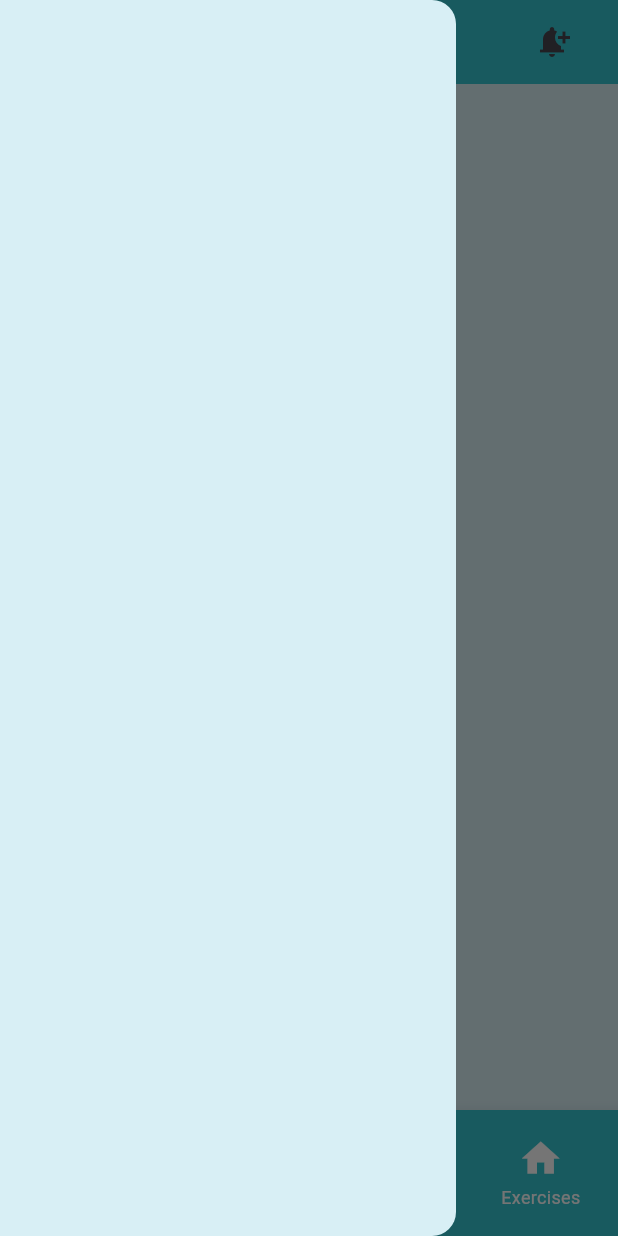
After one commit to negiritesh002/healthApp, a Flutter app: the homepage screen opened directly, after a tap on the "menu" icon, on a phone screen of 412 x 824 dp. The commit adds this screen. Run offline on Flutter 3.47's test engine with Material 3 defaults, Android fonts, the phone set to English and light mode, and no system bars; our stand-ins replace animated_splash_screen, lottie.

Commit message:
health related

```diff
--- /dev/null
+++ b/lib/home/Dietplan.dart
@@ -0,0 +1,17 @@
+import 'package:flutter/material.dart';
+
+class Diet extends StatefulWidget {
+  const Diet({super.key});
+
+  @override
+  State<Diet> createState() => _DietState();
+}
+
+class _DietState extends State<Diet> {
+  @override
+  Widget build(BuildContext context) {
+    return Container(
+      color: Color(0xFFD8EFF5),
+    );
+  }
+}
--- /dev/null
+++ b/lib/home/Exercises.dart
@@ -0,0 +1,17 @@
+import 'package:flutter/material.dart';
+
+class Exercise extends StatefulWidget {
+  const Exercise({super.key});
+
+  @override
+  State<Exercise> createState() => _ExerciseState();
+}
+
+class _ExerciseState extends State<Exercise> {
+  @override
+  Widget build(BuildContext context) {
+    return Container(
+      color: Color(0xFFD8EFF5),
+    );
+  }
+}
--- /dev/null
+++ b/lib/home/Symptomstracker.dart
@@ -0,0 +1,17 @@
+import 'package:flutter/material.dart';
+
+class symptoms extends StatefulWidget {
+  const symptoms({super.key});
+
+  @override
+  State<symptoms> createState() => _symptomsState();
+}
+
+class _symptomsState extends State<symptoms> {
+  @override
+  Widget build(BuildContext context) {
+    return Container(
+      color: Color(0xFFD8EFF5),
+    );
+  }
+}
--- /dev/null
+++ b/lib/home/homepage.dart
@@ -0,0 +1,174 @@
+import 'package:flutter/material.dart';
+import 'package:healthapp/home/Dietplan.dart';
+import 'package:healthapp/home/Exercises.dart';
+import 'package:healthapp/home/Symptomstracker.dart';
+import 'package:healthapp/home/mainhome.dart';
+import 'package:healthapp/home/notificationpage.dart';
+
+class homepage extends StatefulWidget {
+  const homepage({super.key});
+
+  @override
+  State<homepage> createState() => _homepageState();
+}
+
+class _homepageState extends State<homepage> {
+
+  int myindex = 0;
+
+  late PageController _pageController;
+
+  @override
+  void initState() {
+    super.initState();
+    _pageController = PageController();
+  }
+
+  @override
+  void dispose() {
+    _pageController.dispose();
+    super.dispose();
+  }
+
+  final List<Widget> _pages = [
+    HomeScreen(),
+    SymptomTrackerScreen(),
+    DietPlanScreen(),
+    ExercisesScreen(),
+  ];
+
+  @override
+  Widget build(BuildContext context) {
+    return Scaffold(
+        drawer: Drawer(
+          backgroundColor: Color(0xFFD8EFF5),
+          child: Padding(
+            padding: const EdgeInsets.only(top: 50.0),
+            child: Container()
+          ),
+        ),
+        appBar: AppBar(
+          actions: [Padding(
+            padding: const EdgeInsets.only(right: 20.0),
+            child: IconButton(
+              icon: Icon(Icons.notification_add),
+              onPressed: () {
+                Navigator.of(context).push(_createRoute());
+              },
+            ),
+          )],
+          automaticallyImplyLeading: false,
+          title:
+          Row(
+            children: [
+              Builder(
+                  builder: (context) {
+                    return IconButton(
+                      onPressed: () {
+                        Scaffold.of(context).openDrawer();
+                      },icon: Icon(Icons.menu,color: Colors.white,size: 30,),
+                    );
+                  }
+              ),
+              SizedBox(
+                width: 100,
+              ),
+              Text("HOME",style: TextStyle(color: Colors.white,fontWeight: FontWeight.bold),)
+            ],
+          ),
+
+          backgroundColor: Color(0xFF35C5Cf),
+        ),
+        body: PageView(
+          controller: _pageController,
+          physics: NeverScrollableScrollPhysics(), // Disable swipe gesture
+          children: _pages,
+        ),
+
+        bottomNavigationBar: BottomNavigationBar(
+          iconSize: 30,
+          selectedIconTheme: IconThemeData(color: Colors.black),
+          selectedItemColor: Colors.black,
+          unselectedItemColor: Colors.white,
+          onTap: (index) {
+            setState(() {
+              myindex = index;
+              _pageController.animateToPage(
+                myindex,
+                duration: Duration(milliseconds: 300),
+                curve: Curves.easeInOut,
+              );
+            });
+          },
+          currentIndex: myindex,
+          backgroundColor: Color(0xFF35C5Cf),
+          type: BottomNavigationBarType.fixed,
+          items: [
+            BottomNavigationBarItem(
+              icon: Icon(Icons.home,),
+              label: "Home",
+            ),
+            BottomNavigationBarItem(
+                icon: Icon(Icons.group),
+                label: "Symptom \nTracker"
+            ),
+            BottomNavigationBarItem(
+                icon: Icon(Icons.settings),
+                label: "Diet Plan"
+            ),
+            BottomNavigationBarItem(
+                icon: Icon(Icons.home),
+                label: "Exercises"
+            ),
+          ],
+        )
+    );
+  }
+}
+
+class HomeScreen extends StatelessWidget {
+  @override
+  Widget build(BuildContext context) {
+    return house();
+  }
+}
+
+class SymptomTrackerScreen extends StatelessWidget {
+  @override
+  Widget build(BuildContext context) {
+    return symptoms();
+  }
+}
+
+class DietPlanScreen extends StatelessWidget {
+  @override
+  Widget build(BuildContext context) {
+    return Diet();
+  }
+}
+
+class ExercisesScreen extends StatelessWidget {
+  @override
+  Widget build(BuildContext context) {
+    return Exercise();
+  }
+}
+
+Route _createRoute() {
+  return PageRouteBuilder(
+    pageBuilder: (context, animation, secondaryAnimation) => Notify(),
+    transitionsBuilder: (context, animation, secondaryAnimation, child) {
+      const begin = Offset(1.0, 0.0);
+      const end = Offset.zero;
+      const curve = Curves.easeInOut;
+
+      var tween = Tween(begin: begin, end: end).chain(CurveTween(curve: curve));
+      var offsetAnimation = animation.drive(tween);
+
+      return SlideTransition(
+        position: offsetAnimation,
+        child: child,
+      );
+    },
+  );
+}
--- /dev/null
+++ b/lib/home/mainhome.dart
@@ -0,0 +1,17 @@
+import 'package:flutter/material.dart';
+
+class house extends StatefulWidget {
+  const house({super.key});
+
+  @override
+  State<house> createState() => _houseState();
+}
+
+class _houseState extends State<house> {
+  @override
+  Widget build(BuildContext context) {
+    return Container(
+      color: Color(0xFFD8EFF5),
+    );
+  }
+}
--- a/lib/sliderscreen.dart
+++ b/lib/sliderscreen.dart
@@ -50,7 +50,7 @@ class _CarouselSliderState extends State<CarouselSlider> {
   Widget build(BuildContext context) {
     return Center(
         child: SizedBox(
-          height: 400 ,  // Set the height of the carousel to 200
+          height: 400 ,
           child: PageView.builder(
             controller: _controller,
             itemCount: _images.length,
@@ -62,7 +62,7 @@ class _CarouselSliderState extends State<CarouselSlider> {
             itemBuilder: (context, index) {
               return Image.asset(
                 _images[index],
-                fit: BoxFit.cover,  // Adjust image to cover the entire space
+                fit: BoxFit.cover,
               );
             },
           ),
```
Also changed, not shown: lib/home/notificationpage.dart (added, +24 -0 lines), lib/login.dart (+36 -8 lines), lib/signuppage.dart (+21 -25 lines).
